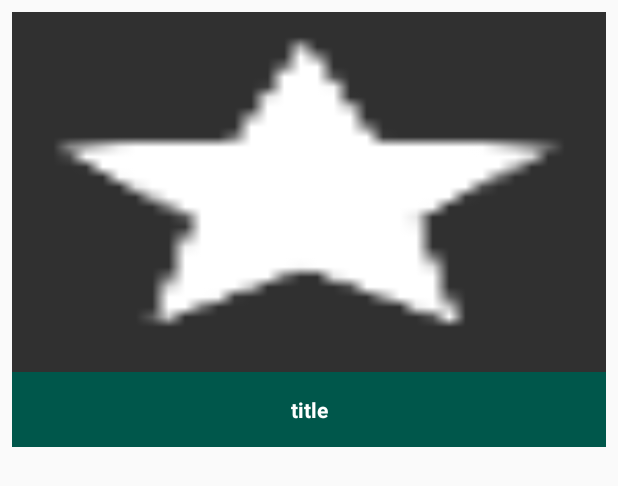
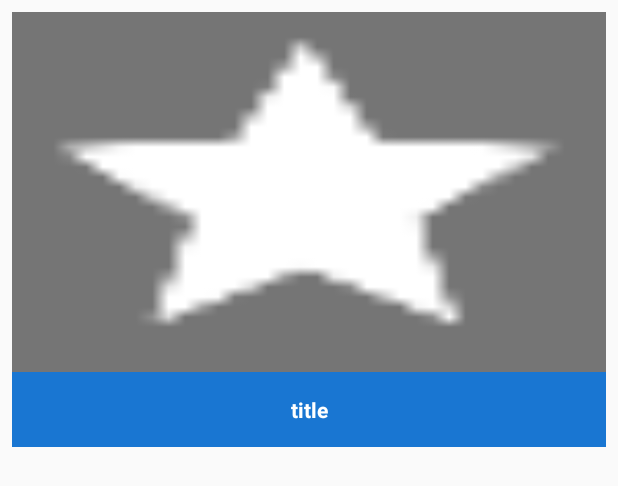
Before and after one commit to rorogarcete/TestRappiApp, an Android app: the layout item_movie_popular.xml on its own in the app's theme, with its tools: preview values and no code run, on a phone screen of 412 x 824 dp. Shown: the top 486 px of the screen. Run offline under Robolectric (Android 15) with nearby library versions, the phone set to English and light mode, and no system bars.

```diff
--- a/app/src/main/res/values/colors.xml
+++ b/app/src/main/res/values/colors.xml
@@ -1,10 +1,10 @@
 <?xml version="1.0" encoding="utf-8"?>
 <resources>
-    <color name="colorPrimary">#008577</color>
-    <color name="colorPrimaryDark">#00574B</color>
-    <color name="colorAccent">#D81B60</color>
-    <color name="background">#303030</color>
-    <color name="background800">#424242</color>
+    <color name="colorPrimary">#2196F3</color>
+    <color name="colorPrimaryDark">#1976D2</color>
+    <color name="colorAccent">#00BCD4</color>
+    <color name="background">#757575</color>
+    <color name="background800">#BDBDBD</color>
     <color name="background900">#212121</color>
     <color name="HintText">#87ffffff</color>
     <color name="preview">#b0abb0</color>
```
Also changed, not shown: app/src/main/java/com/prestosoftware/test/rappi/data/db/MovieDao.kt (+3 -0 lines), app/src/main/java/com/prestosoftware/test/rappi/models/entity/Movie.kt (+6 -5 lines), app/src/main/java/com/prestosoftware/test/rappi/ui/main/MainActivityViewModel.kt (indentation only).
